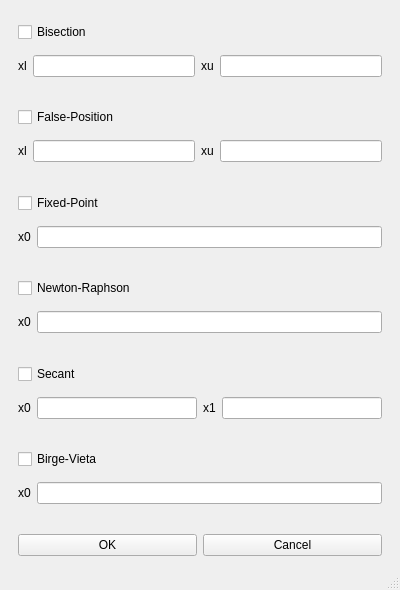
This is methods_options.ui in Quarz0/Root-Finder as Qt 5 draws it before an edit. The edited form follows.
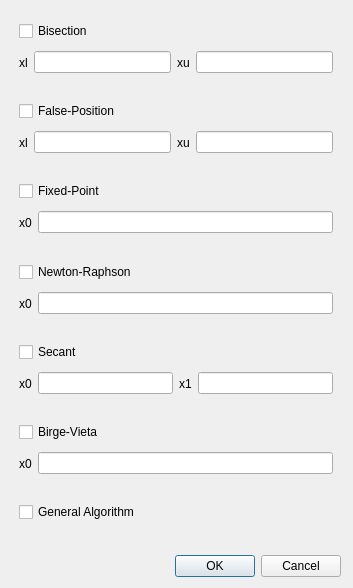
This is the edited form.

Commit message: Changed options window to dialog and add general algo checkbox

```diff
--- a/methods_options.ui
+++ b/methods_options.ui
@@ -1,34 +1,49 @@
 <?xml version="1.0" encoding="UTF-8"?>
 <ui version="4.0">
-    <class>MainWindow</class>
-    <widget class="QMainWindow" name="MainWindow">
+ <class>Dialog</class>
+ <widget class="QDialog" name="Dialog">
         <property name="geometry">
             <rect>
                 <x>0</x>
                 <y>0</y>
-                <width>400</width>
-                <height>590</height>
-            </rect>
-        </property>
-        <property name="minimumSize">
-            <size>
-                <width>400</width>
-                <height>590</height>
-            </size>
-        </property>
-        <property name="maximumSize">
-            <size>
-                <width>400</width>
-                <height>590</height>
-            </size>
-        </property>
+    <width>353</width>
+    <height>588</height>
+   </rect>
+  </property>
         <property name="windowTitle">
-            <string>Methods</string>
-        </property>
-        <widget class="QWidget" name="centralwidget">
-            <layout class="QVBoxLayout" name="verticalLayout">
-                <item>
+   <string>Dialog</string>
+  </property>
+  <widget class="QDialogButtonBox" name="buttonBox">
+   <property name="geometry">
+    <rect>
+     <x>50</x>
+     <y>550</y>
+     <width>291</width>
+     <height>32</height>
+    </rect>
+   </property>
+   <property name="orientation">
+    <enum>Qt::Horizontal</enum>
+   </property>
+   <property name="standardButtons">
+    <set>QDialogButtonBox::Cancel|QDialogButtonBox::Ok</set>
+   </property>
+  </widget>
                     <widget class="QWidget" name="widget" native="true">
+   <property name="geometry">
+    <rect>
+     <x>10</x>
+     <y>10</y>
+     <width>332</width>
+     <height>515</height>
+    </rect>
+   </property>
+   <layout class="QVBoxLayout" name="verticalLayout">
+    <property name="margin">
+     <number>0</number>
+    </property>
+    <item>
+     <widget class="QWidget" name="widget_2" native="true">
                         <layout class="QVBoxLayout" name="verticalLayout_2">
                             <property name="bottomMargin">
                                 <number>0</number>
@@ -44,7 +59,7 @@
                     </widget>
                 </item>
                 <item>
-                    <widget class="QWidget" name="widget_2" native="true">
+     <widget class="QWidget" name="widget_3" native="true">
                         <layout class="QHBoxLayout" name="horizontalLayout_2">
                             <property name="topMargin">
                                 <number>0</number>
@@ -77,7 +92,7 @@
                     </widget>
                 </item>
                 <item>
-                    <widget class="QWidget" name="widget_3" native="true">
+     <widget class="QWidget" name="widget_4" native="true">
                         <layout class="QVBoxLayout" name="verticalLayout_3">
                             <property name="bottomMargin">
                                 <number>0</number>
@@ -93,7 +108,7 @@
                     </widget>
                 </item>
                 <item>
-                    <widget class="QWidget" name="widget_4" native="true">
+     <widget class="QWidget" name="widget_6" native="true">
                         <layout class="QHBoxLayout" name="horizontalLayout">
                             <property name="topMargin">
                                 <number>0</number>
@@ -138,7 +153,7 @@
                     </widget>
                 </item>
                 <item>
-                    <widget class="QWidget" name="widget_6" native="true">
+     <widget class="QWidget" name="widget_7" native="true">
                         <layout class="QHBoxLayout" name="horizontalLayout_3">
                             <property name="topMargin">
                                 <number>0</number>
@@ -157,7 +172,7 @@
                     </widget>
                 </item>
                 <item>
-                    <widget class="QWidget" name="widget_7" native="true">
+     <widget class="QWidget" name="widget_9" native="true">
                         <layout class="QVBoxLayout" name="verticalLayout_5">
                             <property name="bottomMargin">
                                 <number>0</number>
@@ -192,7 +207,7 @@
                     </widget>
                 </item>
                 <item>
-                    <widget class="QWidget" name="widget_9" native="true">
+     <widget class="QWidget" name="widget_13" native="true">
                         <layout class="QVBoxLayout" name="verticalLayout_6">
                             <property name="bottomMargin">
                                 <number>0</number>
@@ -272,41 +287,23 @@
                     </widget>
                 </item>
                 <item>
-                    <widget class="QWidget" name="widget_13" native="true">
-                        <layout class="QHBoxLayout" name="horizontalLayout_7">
+     <widget class="QWidget" name="widget_14" native="true">
+      <layout class="QVBoxLayout" name="verticalLayout_8">
                             <property name="bottomMargin">
                                 <number>0</number>
                             </property>
                             <item>
-                                <widget class="QPushButton" name="okButton">
+        <widget class="QCheckBox" name="generalCheckBox">
                                     <property name="text">
-                                        <string>OK</string>
+          <string>General Algorithm</string>
                                     </property>
                                 </widget>
                             </item>
-                            <item>
-                                <widget class="QPushButton" name="cancelButton">
-                                    <property name="text">
-                                        <string>Cancel</string>
-                                    </property>
-                                </widget>
-                            </item>
                         </layout>
                     </widget>
                 </item>
             </layout>
         </widget>
-        <widget class="QMenuBar" name="menubar">
-            <property name="geometry">
-                <rect>
-                    <x>0</x>
-                    <y>0</y>
-                    <width>400</width>
-                    <height>22</height>
-                </rect>
-            </property>
-        </widget>
-        <widget class="QStatusBar" name="statusbar"/>
     </widget>
     <resources/>
     <connections/>
```
Left out of the diff: 35 changed lines with no effect on the pictures. Lines whose indentation alone changed are shown as unchanged. The commit also changes 1 other file.
